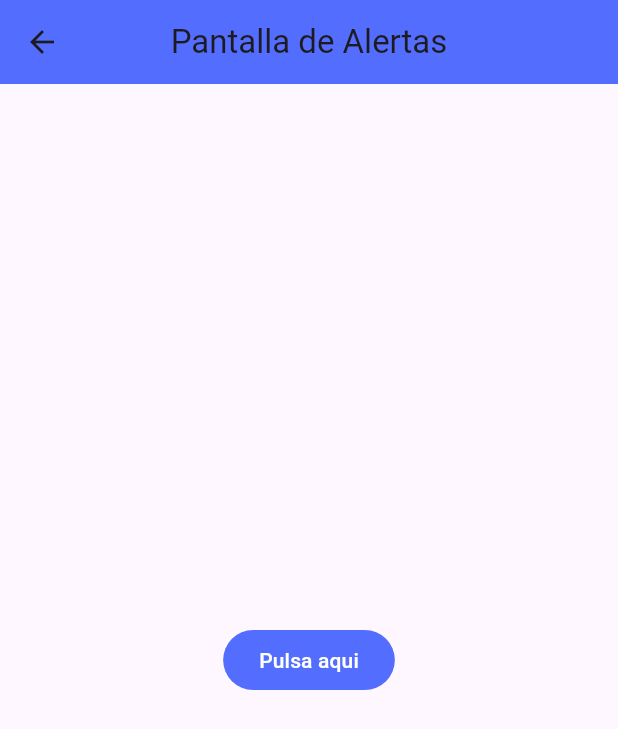
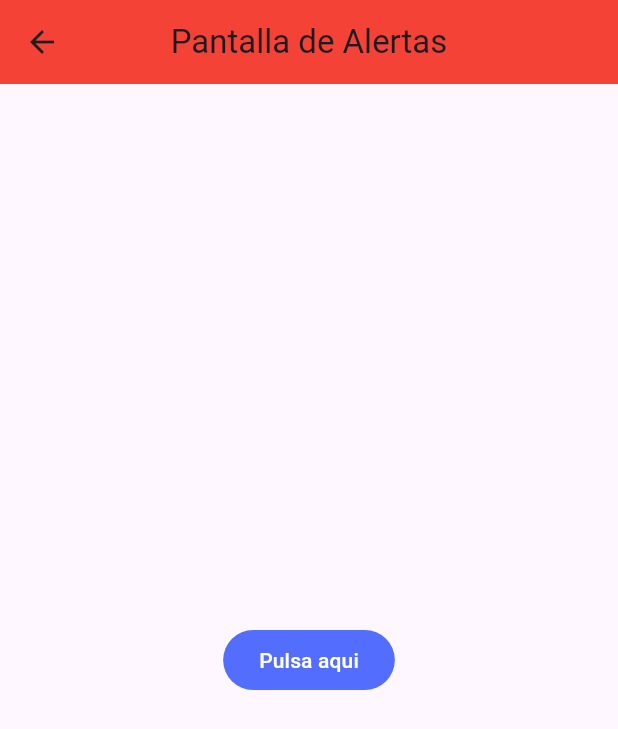
Before and after one commit to GrimmGW/componentes_flutter, a Flutter app: the AlertScreen screen opened by its route, on a phone screen of 412 x 824 dp. Shown: the top 729 px of the screen. Run offline on Flutter 3.47's test engine with Material 3 defaults, Android fonts, the phone set to English and light mode, and no system bars.

Commit message:
Change AppBar background color to red

```diff
--- a/lib/screens/alert_screen.dart
+++ b/lib/screens/alert_screen.dart
@@ -35,7 +35,7 @@ class AlertScreen extends StatelessWidget {
       appBar: AppBar(
         title: const Text('Pantalla de Alertas'),
         centerTitle: true,
-        backgroundColor: Colors.indigoAccent,
+        backgroundColor: Colors.red,
       ),
       body: Center(
          child: FilledButton(
```
